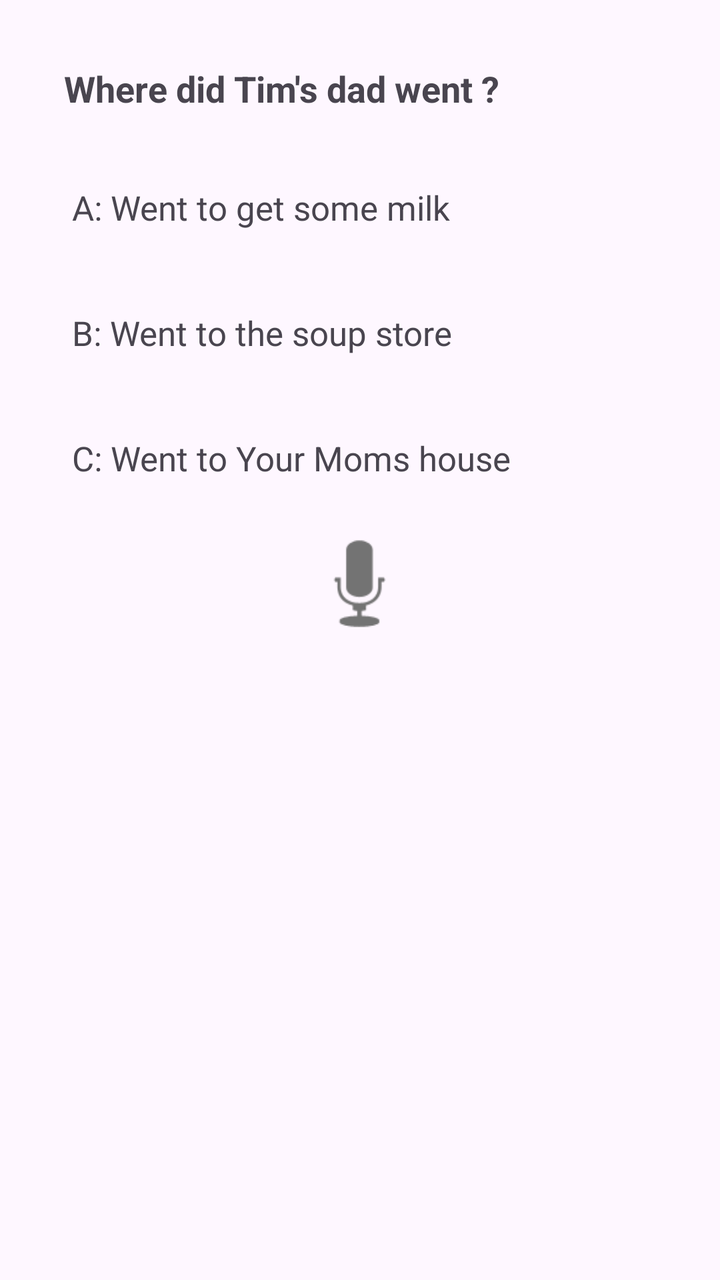
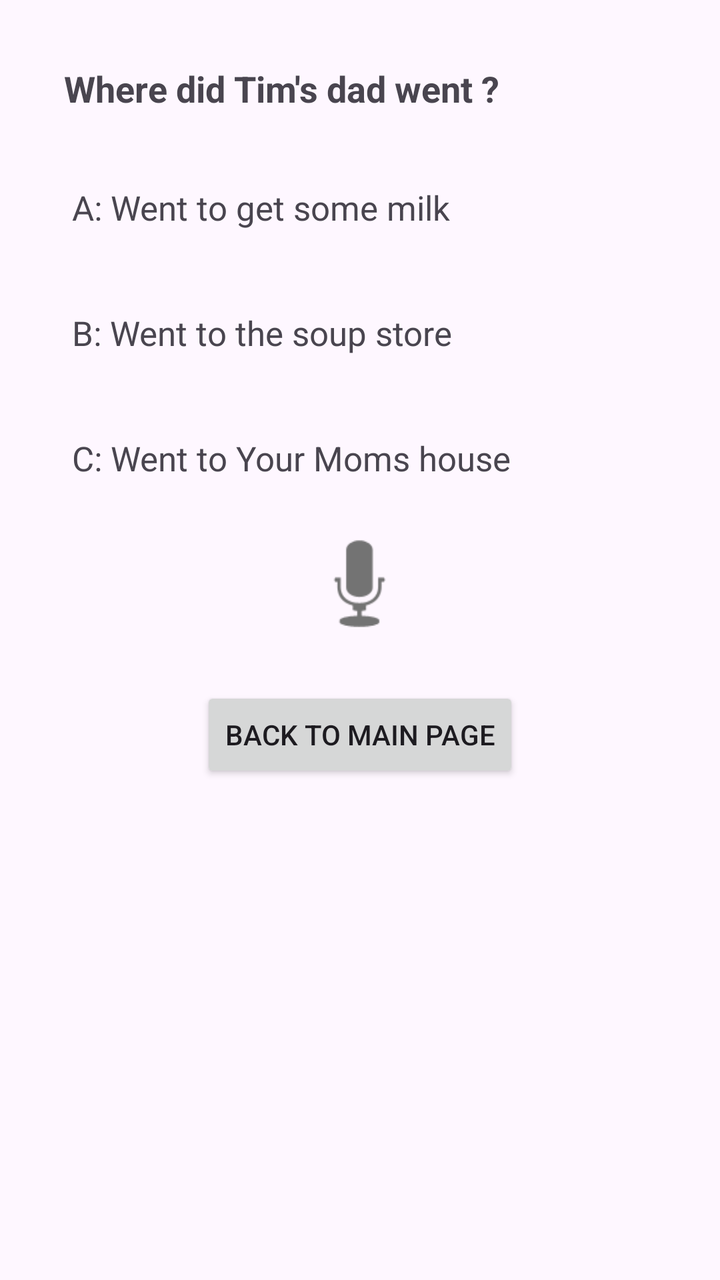

Before-and-after screenshots of an Android layout around one commit, followed by the original layout XML and the change that was made.
<!-- AndroidManifest.xml: application theme Theme.MyKotlinApp -->
<!-- res/layout/second_page.xml -->
<?xml version="1.0" encoding="utf-8"?>
<LinearLayout xmlns:android="http://schemas.android.com/apk/res/android"
    android:layout_width="match_parent"
    android:layout_height="match_parent"
    android:orientation="vertical"
    android:padding="16dp">

    

    
    <TextView
        android:id="@+id/question_tv"
        android:layout_width="match_parent"
        android:layout_height="wrap_content"
        android:text="Where did Tim's dad went ?"
        android:textSize="18sp"
        android:padding="16dp"
        android:textStyle="bold" />

    
    <TextView
        android:id="@+id/answer_a_tv"
        android:layout_width="wrap_content"
        android:layout_height="wrap_content"
        android:layout_margin="20dp"
        android:text="A: Went to get some milk"
        android:textSize="17sp" />

    <TextView
        android:id="@+id/answer_b_tv"
        android:layout_width="wrap_content"
        android:layout_height="wrap_content"
        android:layout_margin="20dp"
        android:text="B: Went to the soup store"
        android:textSize="17sp" />

    <TextView
        android:id="@+id/answer_c_tv"
        android:layout_width="wrap_content"
        android:layout_height="wrap_content"
        android:layout_margin="20dp"
        android:text="C: Went to Your Moms house"
        android:textSize="17sp" />

    <Button
        android:id="@+id/btn_voice_input"
        android:layout_width="59dp"
        android:layout_height="63dp"
        android:layout_gravity="center"
        android:background="@android:drawable/ic_btn_speak_now"
        android:contentDescription="Voice Input Button" />

    <TextView
        android:id="@+id/feedback_tv"
        android:layout_width="match_parent"
        android:layout_height="wrap_content"
        android:padding="16dp"
        android:text=""
        android:textSize="16sp"
        android:visibility="gone" />

</LinearLayout>
<!-- resources referenced by this layout -->
<resources>
  <style name="Theme.MyKotlinApp" parent="Base.Theme.MyKotlinApp" />
  <style name="Base.Theme.MyKotlinApp" parent="Theme.Material3.DayNight.NoActionBar">
          
          
      </style>
</resources>

<!-- the commit's change to res/layout/second_page.xml (unified diff, before → after) -->
@@ -59,4 +59,12 @@
         android:textSize="16sp"
         android:visibility="gone" />
 
+    <Button
+        android:id="@+id/btn_back"
+        android:layout_width="wrap_content"
+        android:layout_height="wrap_content"
+        android:layout_gravity="center"
+        android:layout_marginTop="20dp"
+        android:text="Back to Main Page" />
+
 </LinearLayout>
